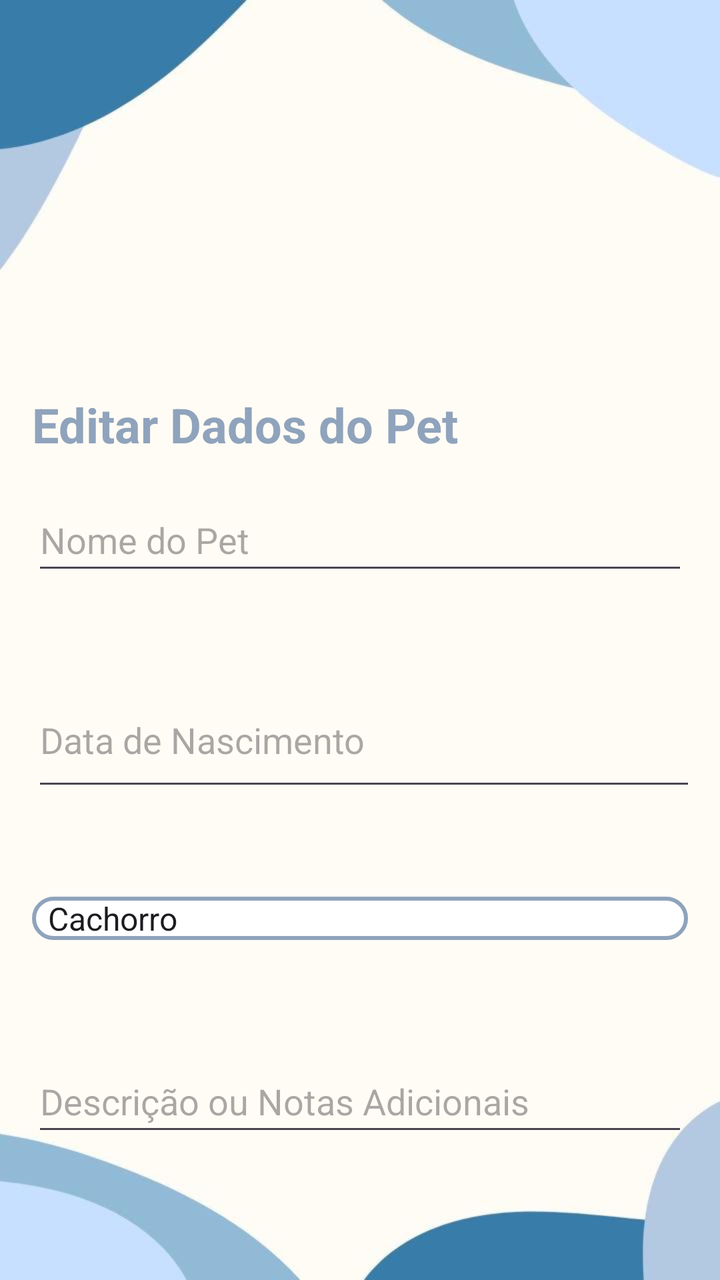
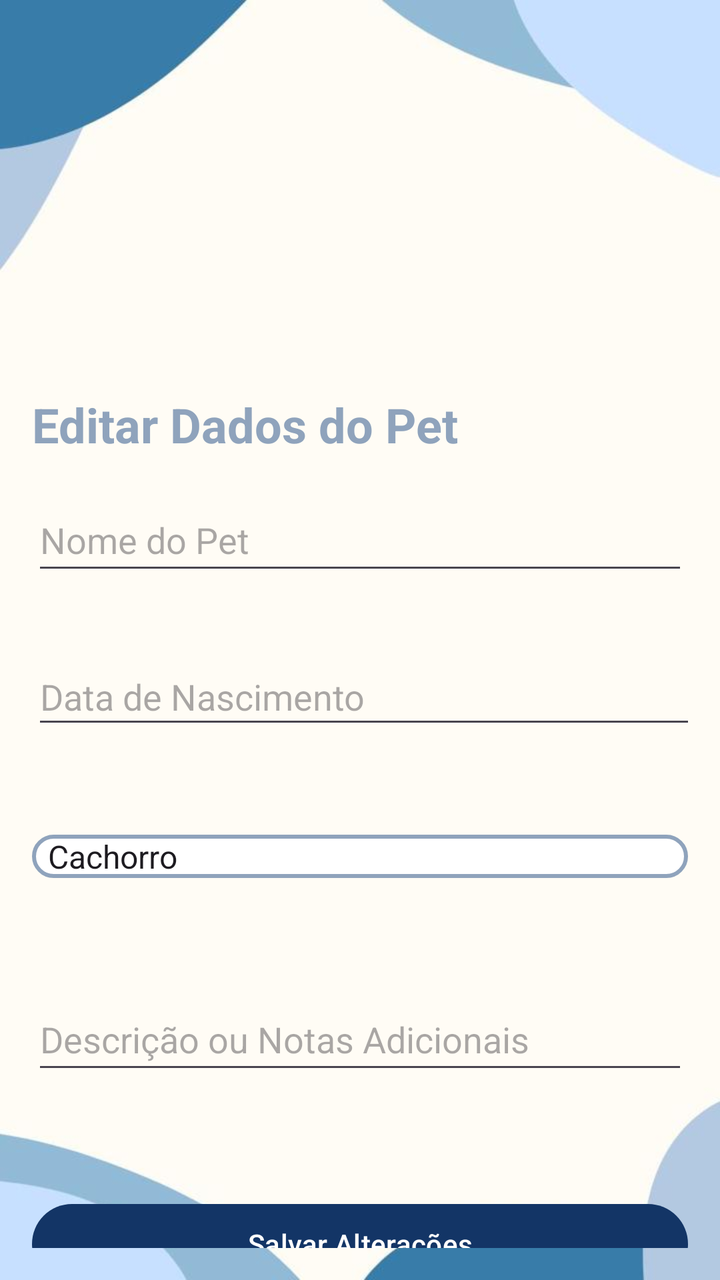

Before-and-after screenshots of an Android layout around one commit, followed by the original layout XML and the change that was made.
<!-- AndroidManifest.xml: application theme Theme.Peekaboo -->
<!-- res/layout/activity_edita_pet.xml -->
<?xml version="1.0" encoding="utf-8"?>
<androidx.constraintlayout.widget.ConstraintLayout xmlns:android="http://schemas.android.com/apk/res/android"
    xmlns:app="http://schemas.android.com/apk/res-auto"
    xmlns:tools="http://schemas.android.com/tools"
    android:id="@+id/main"
    android:layout_width="match_parent"
    android:layout_height="match_parent"
    android:padding="16dp"
    android:background="@drawable/dois"
    tools:context=".Activity_edita_pet">

    <TextView
        android:id="@+id/tv_title_edit"
        android:layout_width="match_parent"
        android:layout_height="wrap_content"
        android:layout_marginTop="180dp"
        android:layout_marginBottom="13dp"
        android:textColor="@color/gray"
        android:text="Editar Dados do Pet"
        android:textSize="24sp"
        android:textStyle="bold"
        app:layout_constraintBottom_toTopOf="@+id/edit_nome"
        app:layout_constraintTop_toTopOf="parent"
        tools:layout_editor_absoluteX="16dp" />

    <EditText
        android:id="@+id/edit_nome"
        android:layout_width="match_parent"
        android:layout_height="wrap_content"
        android:layout_marginTop="16dp"
        android:hint="Nome do Pet"
        android:inputType="textPersonName"
        android:minHeight="48dp"
        app:layout_constraintTop_toBottomOf="@id/tv_title_edit"
        tools:layout_editor_absoluteX="39dp" />

    <Spinner
        android:id="@+id/spinner_especie"
        android:layout_width="match_parent"
        android:layout_height="wrap_content"
        android:layout_marginTop="24dp"
        android:layout_marginBottom="30dp"
        android:background="@drawable/gray_border"
        android:entries="@array/pet_species_array"
        app:layout_constraintBottom_toTopOf="@+id/edit_descricao"
        app:layout_constraintTop_toBottomOf="@+id/edit_data_nasc"
        tools:layout_editor_absoluteX="3dp" />

    <EditText
        android:id="@+id/edit_data_nasc"
        android:layout_width="381dp"
        android:layout_height="64dp"
        android:layout_marginTop="44dp"
        android:layout_marginBottom="24dp"
        android:hint="Data de Nascimento"
        android:inputType="date"
        android:minHeight="48dp"
        app:layout_constraintBottom_toTopOf="@+id/spinner_especie"
        app:layout_constraintTop_toBottomOf="@+id/edit_nome"
        tools:layout_editor_absoluteX="-2dp" />

    <EditText
        android:id="@+id/edit_descricao"
        android:layout_width="match_parent"
        android:layout_height="wrap_content"
        android:layout_marginTop="25dp"
        android:layout_marginBottom="104dp"
        android:hint="Descrição ou Notas Adicionais"
        android:inputType="textMultiLine"
        android:minHeight="48dp"
        app:layout_constraintBottom_toTopOf="@+id/btn_salvar_edicao"
        app:layout_constraintTop_toBottomOf="@+id/spinner_especie"
        tools:layout_editor_absoluteX="3dp" />

    <Button
        android:id="@+id/btn_salvar_edicao"
        android:layout_width="match_parent"
        android:layout_height="wrap_content"
        android:layout_marginTop="56dp"
        android:text="Salvar Alterações"
        app:layout_constraintTop_toBottomOf="@id/edit_descricao"
        tools:layout_editor_absoluteX="16dp" />

</androidx.constraintlayout.widget.ConstraintLayout>
<!-- resources referenced by this layout -->
<resources>
  <string-array name="pet_species_array">
              <item>Cachorro</item>
              <item>Gato</item>
              <item>Pássaro</item>
              <item>Peixe</item>
              <item>Outros</item>
          </string-array>
  <color name="gray">#8FA3BC</color>
  <!-- drawable dois: jpg bitmap (drawable, 13995 bytes) -->
  <!-- drawable gray_border (drawable) -->
  <?xml version="1.0" encoding="utf-8"?>
  <shape xmlns:android="http://schemas.android.com/apk/res/android"
      android:shape="rectangle">
      <corners
          android:radius="20dp"/>
      <stroke
          android:color="@color/gray"
          android:width="2dp"/>
      <solid
          android:color="@color/white"/>
  </shape>
  <style name="Theme.Peekaboo" parent="Base.Theme.Peekaboo" />
  <color name="white">#FFFFFFFF</color>
  <style name="Base.Theme.Peekaboo" parent="Theme.Material3.DayNight.NoActionBar">
          <item name="colorPrimary">@color/blue</item>
          <item name="colorPrimaryVariant">@color/blue</item>
          <item name="colorOnPrimary">@color/white</item>
  
          <item name="colorSecondary">@color/accent_orange</item>
          <item name="colorSecondaryVariant">@color/accent_orange</item>
          <item name="colorOnSecondary">@color/white</item>
  
          <item name="android:statusBarColor">?attr/colorPrimaryVariant</item>
  
          <item name="android:windowBackground">@color/warm_gray</item>
      </style>
  <color name="blue">#133566</color>
  <color name="accent_orange">#E06D28</color>
  <color name="warm_gray">#F0F0F0</color>
</resources>

<!-- the commit's change to res/layout/activity_edita_pet.xml (unified diff, before → after) -->
@@ -6,7 +6,7 @@
     android:layout_width="match_parent"
     android:layout_height="match_parent"
     android:padding="16dp"
-    android:background="@drawable/dois"
+    android:background="@drawable/fundo_edita_pet"
     tools:context=".Activity_edita_pet">
 
     <TextView
@@ -48,16 +48,17 @@
 
     <EditText
         android:id="@+id/edit_data_nasc"
-        android:layout_width="381dp"
-        android:layout_height="64dp"
-        android:layout_marginTop="44dp"
+        android:layout_width="376dp"
+        android:layout_height="45dp"
+        android:layout_marginTop="32dp"
         android:layout_marginBottom="24dp"
         android:hint="Data de Nascimento"
         android:inputType="date"
         android:minHeight="48dp"
+
         app:layout_constraintBottom_toTopOf="@+id/spinner_especie"
         app:layout_constraintTop_toBottomOf="@+id/edit_nome"
-        tools:layout_editor_absoluteX="-2dp" />
+        tools:layout_editor_absoluteX="3dp" />
 
     <EditText
         android:id="@+id/edit_descricao"
<!-- resource entries referenced after the edit -->
@@ -8,7 +8,7 @@
               <item>Outros</item>
           </string-array>
   <color name="gray">#8FA3BC</color>
-  <!-- drawable dois: jpg bitmap (drawable, 13995 bytes) -->
+  <!-- drawable fundo_edita_pet: jpg bitmap (drawable, 13995 bytes) -->
   <!-- drawable gray_border (drawable) -->
   <?xml version="1.0" encoding="utf-8"?>
   <shape xmlns:android="http://schemas.android.com/apk/res/android"
